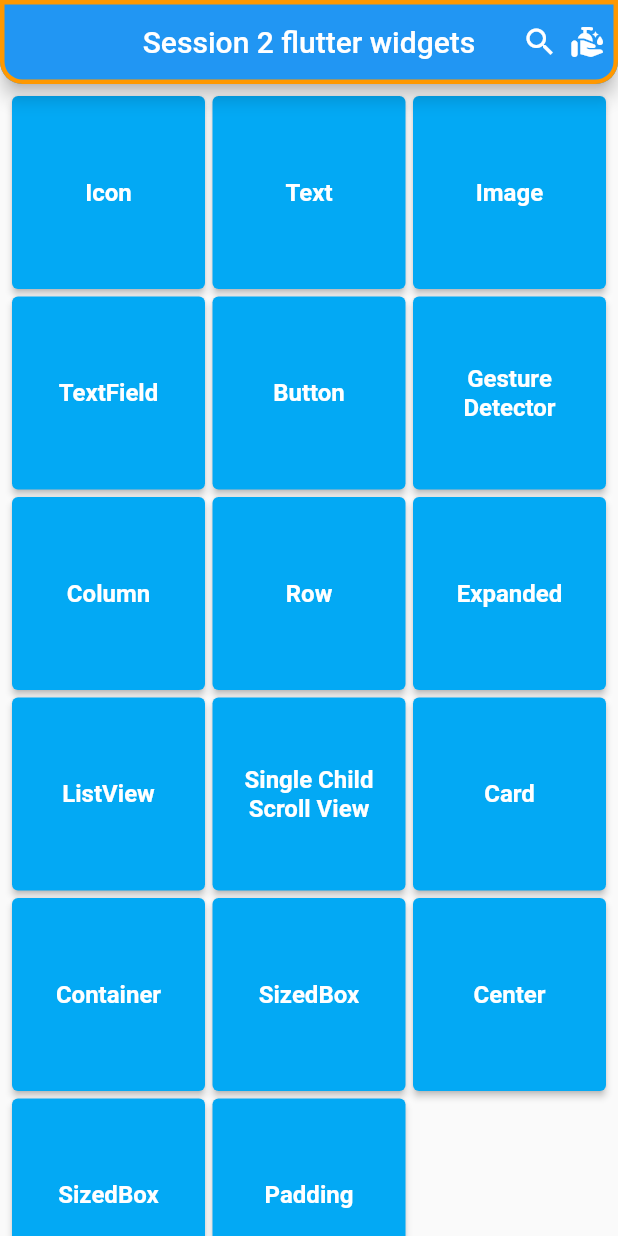
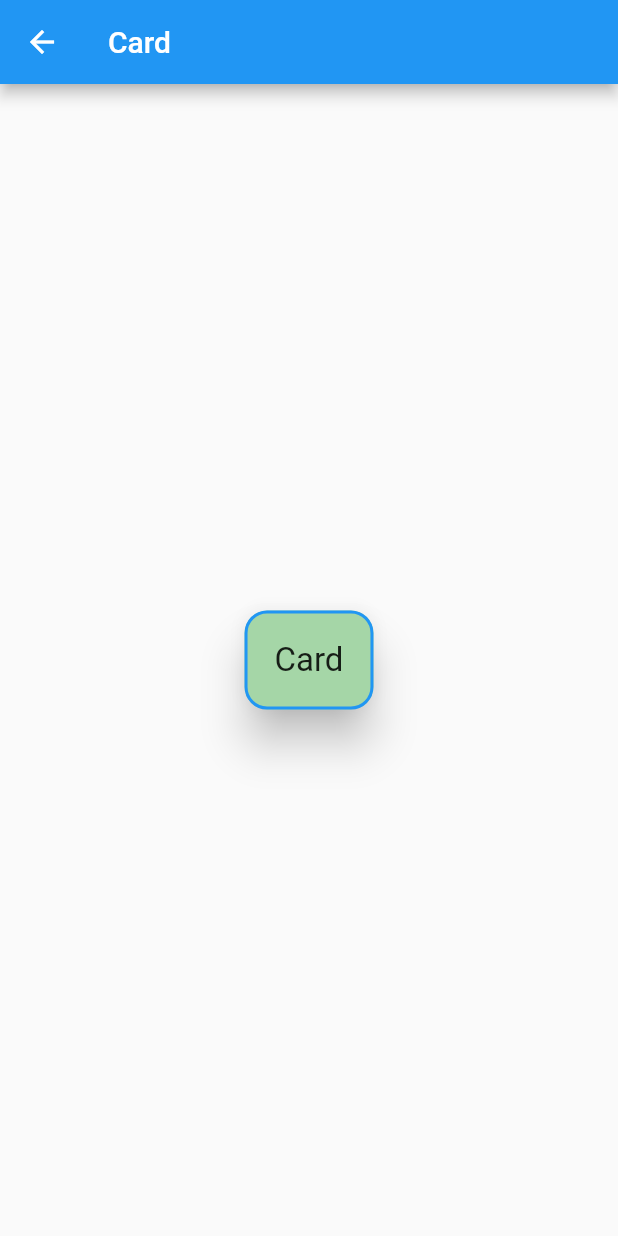
Before and after one commit to sherifhasan/flutter_introduction, a Flutter app: the screen it shows after launch, after a tap on "Card", on a phone screen of 412 x 824 dp. Run offline on Flutter 3.47's test engine with Material 2 defaults, Android fonts, the phone set to English and light mode, and no system bars.

Commit message:
Add Card

```diff
--- a/lib/main.dart
+++ b/lib/main.dart
@@ -1,5 +1,6 @@
 import 'package:flutter/material.dart';
 import 'package:widgets_samples/widgets/button.dart';
+import 'package:widgets_samples/widgets/card.dart';
 import 'package:widgets_samples/widgets/column.dart';
 import 'package:widgets_samples/widgets/expanded.dart';
 import 'package:widgets_samples/widgets/gesture_detector.dart';
@@ -179,7 +180,11 @@ class MyHomePage extends StatelessWidget {
             ),
             GridItemChild(
               title: 'Card',
-              onPressed: () {},
+              onPressed: () { Navigator.push(
+                  context,
+                  MaterialPageRoute(
+                      builder: (context) => CardWidget(
+                          title: 'Card')));},
             ),
             GridItemChild(
               title: 'Container',
--- /dev/null
+++ b/lib/widgets/card.dart
@@ -0,0 +1,32 @@
+import 'package:flutter/material.dart';
+
+class CardWidget extends StatelessWidget {
+  CardWidget({required this.title});
+
+  final String title;
+
+  @override
+  Widget build(BuildContext context) {
+    return Scaffold(
+      appBar: AppBar(
+        title: Text(title),
+      ),
+      body: Center(
+        child: Card(
+          child: Padding(
+            padding: const EdgeInsets.all(20.0),
+            child: Text(
+              "Card",
+              style: TextStyle(fontSize: 22),
+            ),
+          ),
+          color: Colors.green[200],
+          elevation: 12,
+          shape: RoundedRectangleBorder(
+              borderRadius: BorderRadius.circular(15),
+              side: BorderSide(color: Colors.blue, width: 2)),
+        ),
+      ),
+    );
+  }
+}
```
